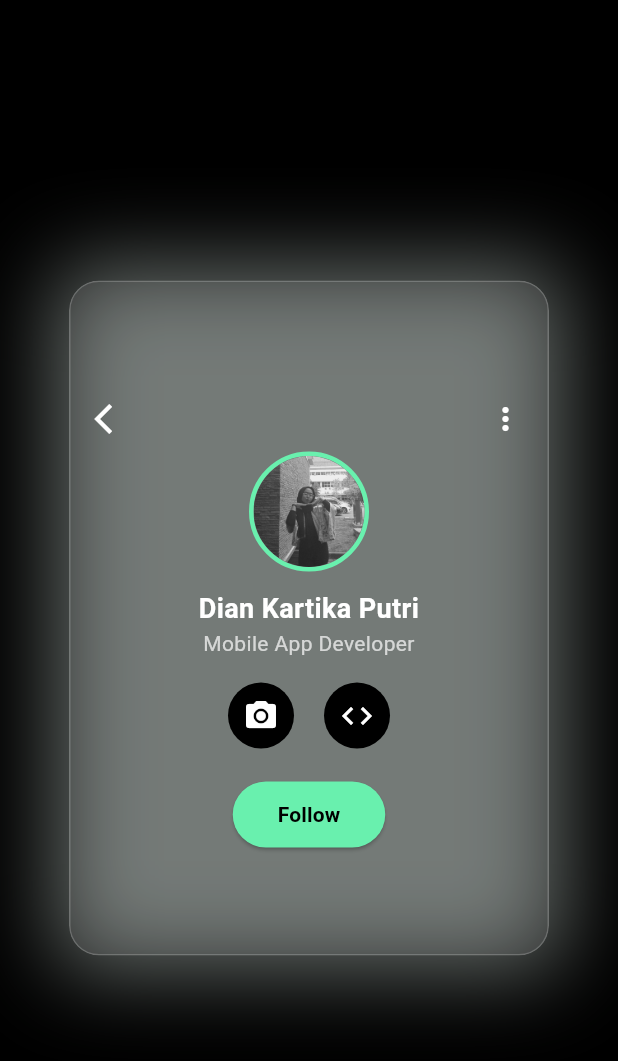
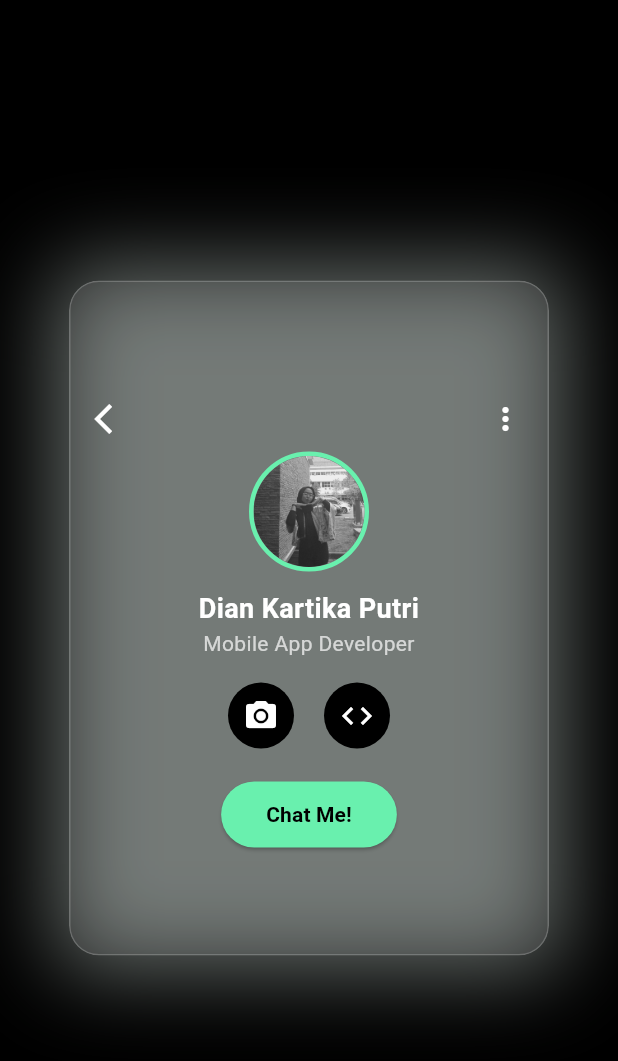
Before and after one commit to diankartika/profilecard, a Flutter app: the screen it shows after launch, on a phone screen of 412 x 824 dp. Shown: the top 1061 px of the screen. Run offline on Flutter 3.47's test engine with Material 3 defaults, Android fonts, the phone set to English and light mode, and no system bars.

Commit message:
bug chat button

```diff
--- a/flutter_profilecard/lib/main.dart
+++ b/flutter_profilecard/lib/main.dart
@@ -18,6 +18,7 @@
   // URL Sosial Media
   final Uri instagramUrl = Uri.parse("https://instagram.com/putridiantika_");
   final Uri githubUrl = Uri.parse("https://github.com/diankartika");
+  final Uri whatsappUrl = Uri.parse("https://wa.me/6282237392457");
 
   void _launchURL(Uri url) async {
     if (!await launchUrl(url, mode: LaunchMode.externalApplication)) {
@@ -157,8 +158,9 @@
 
                   SizedBox(height: 20),
 
-                  // Follow Button
+                  // Chat Button
                   ElevatedButton(
+                    onPressed: () => _launchURL(whatsappUrl),
                     style: ElevatedButton.styleFrom(
                       shape: RoundedRectangleBorder(
                         borderRadius: BorderRadius.circular(30),
@@ -169,9 +171,8 @@
                       ),
                       backgroundColor: Colors.greenAccent,
                     ),
-                    onPressed: () {},
                     child: Text(
-                      'Follow',
+                      'Chat Me!',
                       style: TextStyle(
                         color: Colors.black,
                         fontWeight: FontWeight.bold,
```
